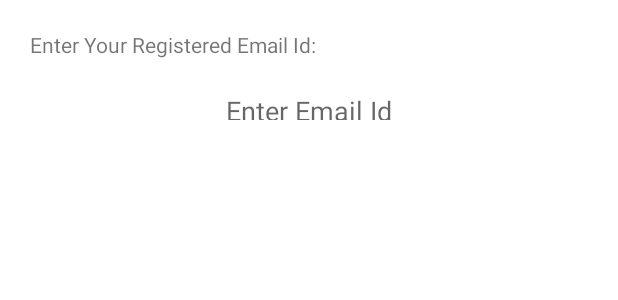
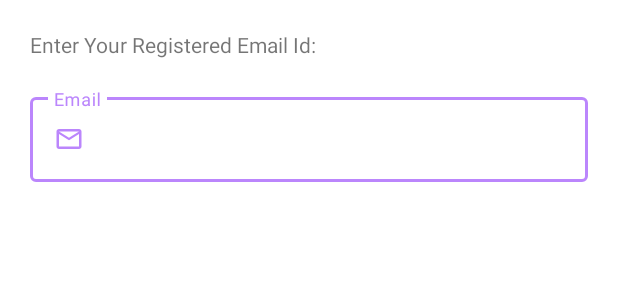
Before and after one commit to raushanvivek9/AnnotateMe, an Android app: the layout activity_forgot.xml on its own in the app's theme, with its tools: preview values and no code run, on a phone screen of 412 x 824 dp. Shown: the top 300 px of the screen. Run offline under Robolectric (Android 15) with nearby library versions, the phone set to English and light mode, and no system bars.

Commit message:
Second Commit

```diff
--- a/app/src/main/res/layout/activity_forgot.xml
+++ b/app/src/main/res/layout/activity_forgot.xml
@@ -3,24 +3,34 @@
     xmlns:app="http://schemas.android.com/apk/res-auto"
     xmlns:tools="http://schemas.android.com/tools"
     android:layout_width="match_parent"
-    android:layout_height="100dp"
-    android:padding="20dp"
+    android:layout_height="wrap_content"
     android:orientation="vertical"
     tools:context=".Login.Forgot">
     <TextView
+        android:padding="20dp"
         android:layout_width="match_parent"
         android:layout_height="wrap_content"
         android:text="Enter Your Registered Email Id:"
         />
-    <EditText
-        android:id="@+id/f_email"
+    <LinearLayout
         android:layout_width="match_parent"
-        android:layout_height="50dp"
-        android:layout_marginTop="10dp"
-        android:textAlignment="center"
-        android:layout_gravity="center"
-        android:maxLines="1"
-        android:hint="Enter Email Id"
-        android:inputType="textEmailAddress"
-         />
+        android:layout_height="wrap_content"
+        android:paddingStart="20dp"
+        android:paddingEnd="20dp"
+        android:layout_gravity="center">
+    <com.google.android.material.textfield.TextInputLayout
+        android:layout_width="match_parent"
+        android:layout_height="match_parent"
+        android:hint="Email"
+        style="@style/Widget.MaterialComponents.TextInputLayout.OutlinedBox">
+        <com.google.android.material.textfield.TextInputEditText
+            android:id="@+id/f_email"
+            android:layout_width="match_parent"
+            android:layout_height="wrap_content"
+            android:drawablePadding="10dp"
+            android:drawableStart="@drawable/custom_email"
+            android:focusable="true"
+            android:inputType="textEmailAddress"/>
+    </com.google.android.material.textfield.TextInputLayout>
+    </LinearLayout>
 </LinearLayout>
```
